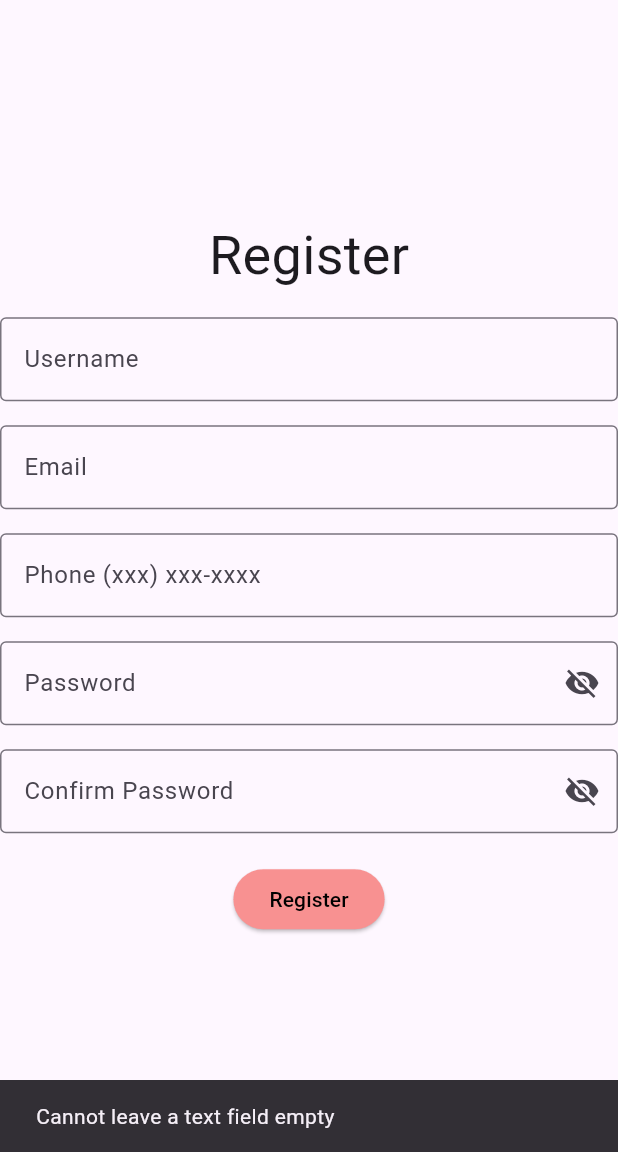
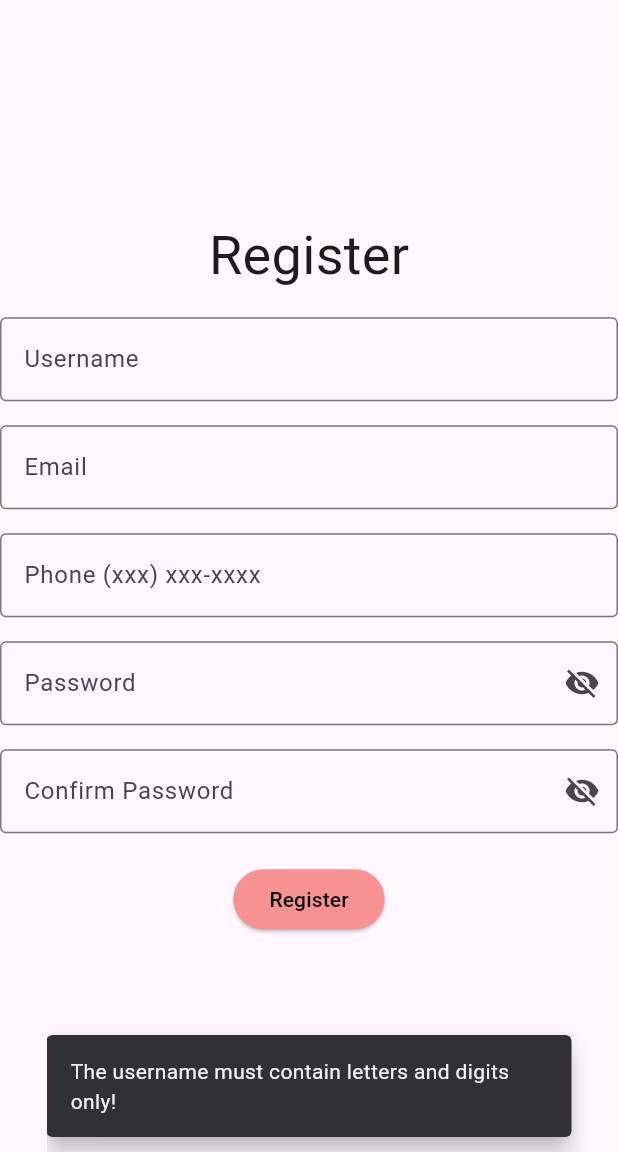
Before and after one commit to Vacheprime/MunchIt, a Flutter app: the Register screen opened directly, after a tap on "Register", on a phone screen of 412 x 824 dp, the part 84-1236 px from its top. Run offline on Flutter 3.47's test engine with Material 3 defaults, Android fonts, the light colour scheme and no system bars; our stand-ins replace cloud_firestore, firebase_core; missing offline and left inert: bcrypt; accounts and stored records are empty; network calls fail.

Commit message:
Started work on register page.

```diff
--- a/lib/main.dart
+++ b/lib/main.dart
@@ -1,4 +1,3 @@
-import 'dart:io';
 import 'package:flutter/material.dart';
 import 'package:munchit/view/splashscreen.dart';
 import 'package:munchit/services/firebase/firebasemanager.dart';
@@ -6,7 +5,7 @@ import 'package:munchit/services/firebase/firebasemanager.dart';
 void main() async {
   WidgetsFlutterBinding.ensureInitialized();
   await FirebaseManager.initFirebase();
-  runApp(MyApp());
+  runApp(const MyApp());
 }
 
 class MyApp extends StatelessWidget {
@@ -14,7 +13,7 @@ class MyApp extends StatelessWidget {
 
   @override
   Widget build(BuildContext context) {
-    return MaterialApp(
+    return const MaterialApp(
       home: Splash(),
       debugShowCheckedModeBanner: false,
     );
--- a/lib/view/Login/registerpage.dart
+++ b/lib/view/Login/registerpage.dart
@@ -1,7 +1,6 @@
 import 'package:flutter/material.dart';
 import 'package:munchit/model/user.dart';
 import 'package:munchit/view/mainpage.dart';
-import 'package:munchit/view/settingspage.dart';
 
 class Register extends StatefulWidget {
   const Register({super.key});
@@ -11,14 +10,16 @@ class Register extends StatefulWidget {
 }
 
 class _RegisterState extends State<Register> {
-  TextEditingController username = TextEditingController();
-  TextEditingController email = TextEditingController();
-  TextEditingController phone = TextEditingController();
-  TextEditingController password = TextEditingController();
-  TextEditingController confirm_password = TextEditingController();
+  // Text field controllers
+  TextEditingController usernameController = TextEditingController();
+  TextEditingController emailController = TextEditingController();
+  TextEditingController phoneController = TextEditingController();
+  TextEditingController passwordController = TextEditingController();
+  TextEditingController confirmPasswordController = TextEditingController();
 
-  bool _obscurePassword = true;
-  bool _obscureConfirmPassword = true;
+  // Obscure password fields
+  bool _isPassObscured = true;
+  bool _isConfirmedPassObscured = true;
 
   @override
   Widget build(BuildContext context) {
@@ -28,113 +29,82 @@ class _RegisterState extends State<Register> {
             onPressed: () {
               Navigator.of(context).pop();
             },
-            icon: Icon(Icons.arrow_back)),
-        backgroundColor: Color.fromRGBO(248, 145, 145, 1),
+            icon: const Icon(Icons.arrow_back)),
+        backgroundColor: const Color.fromRGBO(248, 145, 145, 1),
         centerTitle: true,
-        title: Text("Munch't"),
+        title: const Text("Munch't"),
       ),
       body: Center(
         child: Column(
           mainAxisAlignment: MainAxisAlignment.center,
           children: [
-            Text(
+            const Text(
               "Register",
               style: TextStyle(fontSize: 36),
             ),
-            SizedBox(
+            const SizedBox(
               height: 16,
             ),
             TextField(
-              controller: username,
-              decoration: InputDecoration(
+              controller: usernameController,
+              decoration: const InputDecoration(
                 labelText: 'Username',
                 border: OutlineInputBorder(),
               ),
             ),
-            SizedBox(height: 16),
+            const SizedBox(height: 16),
             TextField(
-              controller: email,
-              decoration: InputDecoration(
+              controller: emailController,
+              decoration: const InputDecoration(
                 labelText: 'Email',
                 border: OutlineInputBorder(),
               ),
             ),
-            SizedBox(height: 16),
+            const SizedBox(height: 16),
             TextField(
-              controller: phone,
-              decoration: InputDecoration(
+              controller: phoneController,
+              decoration: const InputDecoration(
                 labelText: 'Phone (xxx) xxx-xxxx',
                 border: OutlineInputBorder(),
               ),
             ),
-            SizedBox(height: 16),
+            const SizedBox(height: 16),
             TextField(
-              controller: password,
-              obscureText: _obscurePassword,
+              controller: passwordController,
+              obscureText: _isPassObscured,
               decoration: InputDecoration(
                 labelText: 'Password',
-                border: OutlineInputBorder(),
+                border: const OutlineInputBorder(),
                 suffixIcon: IconButton(
                   icon: Icon(
-                    _obscurePassword ? Icons.visibility_off : Icons.visibility,
+                    _isPassObscured ? Icons.visibility_off : Icons.visibility,
                   ),
-                  onPressed: () {
-                    setState(() {
-                      _obscurePassword = !_obscurePassword;
-                    });
-                  },
+                  onPressed: _togglePassObscure,
                 ),
               ),
             ),
-            SizedBox(height: 16),
+            const SizedBox(height: 16),
             TextField(
-              controller: confirm_password,
-              obscureText: _obscureConfirmPassword,
+              controller: confirmPasswordController,
+              obscureText: _isConfirmedPassObscured,
               decoration: InputDecoration(
                 labelText: 'Confirm Password',
-                border: OutlineInputBorder(),
+                border: const OutlineInputBorder(),
                 suffixIcon: IconButton(
                   icon: Icon(
-                    _obscureConfirmPassword
+                    _isConfirmedPassObscured
                         ? Icons.visibility_off
                         : Icons.visibility,
                   ),
-                  onPressed: () {
-                    setState(() {
-                      _obscureConfirmPassword = !_obscureConfirmPassword;
-                    });
-                  },
+                  onPressed: _toggleConfirmPassObscure,
                 ),
               ),
             ),
-            SizedBox(
+            const SizedBox(
               height: 20,
             ),
             ElevatedButton(
-              onPressed: () {
-                //user creation
-                if (password.text.isNotEmpty &&
-                    username.text.isNotEmpty &&
-                    email.text.isNotEmpty &&
-                    phone.text.isNotEmpty &&
-                    confirm_password.text.isNotEmpty) {
-                  if (password.text == confirm_password.text) {
-                    User user = new User.withPassword(
-                        username.text, email.text, phone.text, password.text);
-                    Navigator.push(
-                        context,
-                        MaterialPageRoute(
-                            builder: (context) => MainPage(user)));
-                  } else {
-                    ScaffoldMessenger.of(context).showSnackBar(SnackBar(
-                        content: Text(
-                            "The password and confirm password do not match")));
-                  }
-                } else {
-                  ScaffoldMessenger.of(context).showSnackBar(SnackBar(
-                      content: Text("Cannot leave a text field empty")));
-                }
-              },
+              onPressed: _registerUser,
               child: Text("Register"),
               style: ElevatedButton.styleFrom(
                 backgroundColor: Color.fromRGBO(248, 145, 145, 1),
@@ -146,4 +116,83 @@ class _RegisterState extends State<Register> {
       ),
     );
   }
+
+  void _togglePassObscure() {
+    setState(() {
+      _isPassObscured = !_isPassObscured;
+    });
+  }
+
+  void _toggleConfirmPassObscure() {
+    setState(() {
+      _isConfirmedPassObscured = !_isConfirmedPassObscured;
+    });
+  }
+
+  bool _validateFieldData() {
+    bool isValid = true;
+    // Validate the password
+    if (!User.validateUserName(usernameController.text)) {
+      isValid = false;
+      _showSnackBar("The username must contain letters and digits only!", 350);
+    } else if (!User.validateEmail(emailController.text)) {
+      isValid = false;
+      _showSnackBar("The email entered is invalid!", 250);
+    } else if (!User.validatePhone(phoneController.text)) {
+      isValid = false;
+      _showSnackBar("The phone number must be of format (XXX) XXX-XXXX!", 300);
+    } else if (!User.validatePassword(passwordController.text)) {
+      isValid = false;
+      _showSnackBar("The password must contain at least 8 characters!", 350);
+    } else if (passwordController.text != confirmPasswordController.text) {
+      isValid = false;
+      _showSnackBar("The passwords do not match!", 225);
+    }
+    return isValid;
+  }
+
+  void _registerUser() {
+    //user creation
+    // if (passwordController.text.isNotEmpty &&
+    //     usernameController.text.isNotEmpty &&
+    //     emailController.text.isNotEmpty &&
+    //     phoneController.text.isNotEmpty &&
+    //     confirmPasswordController.text.isNotEmpty) {
+    //
+    //   if (passwordController.text == confirmPasswordController.text) {
+    //     User user = new User.withPassword(
+    //         usernameController.text,
+    //         emailController.text,
+    //         phoneController.text,
+    //         passwordController.text);
+    //     Navigator.push(
+    //         context, MaterialPageRoute(builder: (context) => MainPage(user)));
+    //   } else {
+    //     ScaffoldMessenger.of(context).showSnackBar(SnackBar(
+    //         content: Text("The password and confirm password do not match")));
+    //   }
+    // } else {
+    //   ScaffoldMessenger.of(context).showSnackBar(
+    //       SnackBar(content: Text("Cannot leave a text field empty")));
+    // }
+    // Validate user input
+    if (!_validateFieldData()) return;
+
+    // Create the user
+    String userName = usernameController.text;
+    String email = emailController.text;
+    String phone = phoneController.text;
+    String password = passwordController.text;
+    User user = User.withPassword(userName, email, phone, password);
+
+
+  }
+
+  void _showSnackBar(String message, double width) {
+    ScaffoldMessenger.of(context)..hideCurrentSnackBar()..showSnackBar(SnackBar(
+      content: Center( child: Text(message)),
+      width: width,
+      behavior: SnackBarBehavior.floating,
+    ));
+  }
 }
```
